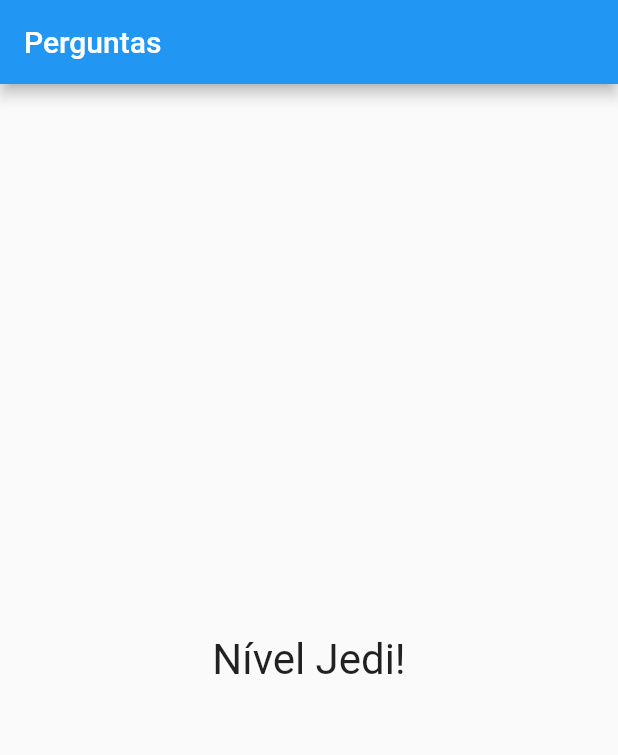
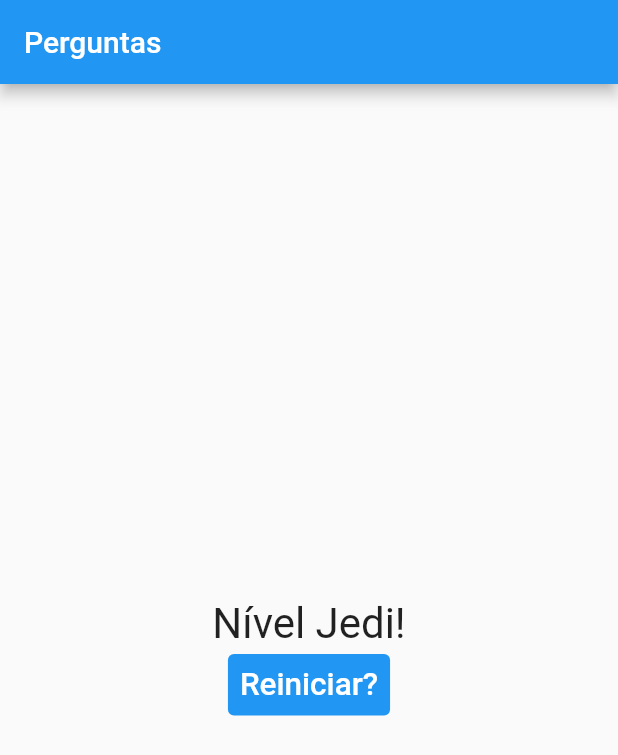
Before and after one commit to ViolaRafael/course_flutter, a Flutter app: the screen it shows after launch, after a tap on "Preto", after a tap on "Cobra", after a tap on "João", on a phone screen of 412 x 824 dp. Shown: the top 755 px of the screen. Run offline on Flutter 3.47's test engine with Material 2 defaults, Android fonts, the phone set to English and light mode, and no system bars.

Commit message:
Create Restart Button

```diff
--- a/lib/main.dart
+++ b/lib/main.dart
@@ -46,6 +46,13 @@ class PerguntaAppState extends State<PerguntaApp> {
     }
   }
 
+  void _reiniciarQuestionario() {
+    setState(() {
+      _perguntaSelecionada = 0;
+      _notatotal = 0;
+    });
+  }
+
   bool get temPerguntaSelecionada {
     return _perguntaSelecionada < _perguntas.length;
   }
@@ -63,7 +70,7 @@ class PerguntaAppState extends State<PerguntaApp> {
                 perguntaSelecionada: _perguntaSelecionada,
                 responder: _responder,
               )
-            : Resultado(_notatotal),
+            : Resultado(_notatotal, _reiniciarQuestionario),
       ),
     );
   }
--- a/lib/resultado.dart
+++ b/lib/resultado.dart
@@ -1,27 +1,43 @@
 import 'package:flutter/material.dart';
 
 class Resultado extends StatelessWidget {
+  final int nota;
+  final void Function() quandoreiniciarQuestionario;
 
-  final int nota;
+  Resultado(this.nota, this.quandoreiniciarQuestionario);
 
-  Resultado(this.nota);
-
-  String get fraseResultado{
-    if(nota<8){
+  String get fraseResultado {
+    if (nota < 8) {
       return 'Parabéns';
-    }else if(nota<12) {
+    } else if (nota < 12) {
       return 'Você é bom!';
-    }else if(nota < 16){
+    } else if (nota < 16) {
       return 'Impressionate';
-    }else{
+    } else {
       return 'Nível Jedi!';
     }
   }
 
   @override
   Widget build(BuildContext context) {
-    return Center(
-      child: Text(fraseResultado, style: TextStyle(fontSize: 28)),
+    return Column(
+      mainAxisAlignment: MainAxisAlignment.center,
+      children: [
+        Center(
+          child: Text(fraseResultado, style: TextStyle(fontSize: 28)),
+        ),
+        TextButton(
+          child: Text(
+            'Reiniciar?',
+            style: TextStyle(fontSize: 21),
+          ),
+          style: TextButton.styleFrom(
+            foregroundColor: Colors.white,
+            backgroundColor: Colors.blue,
+          ),
+          onPressed: quandoreiniciarQuestionario,
+        )
+      ],
     );
   }
 }
```
